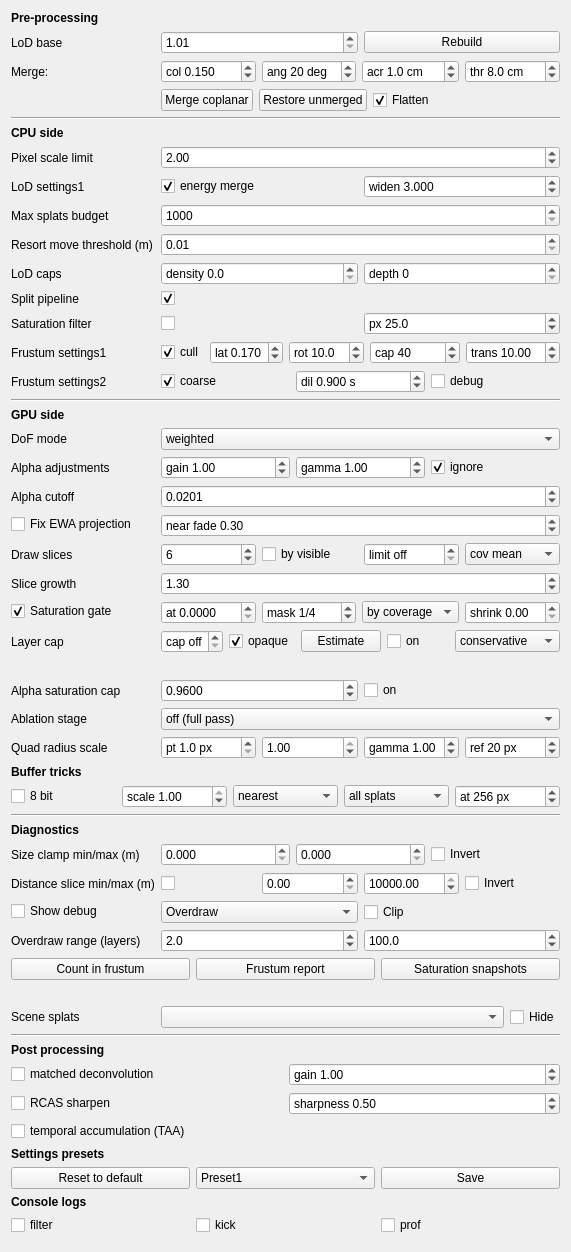
Above: gui_client/GaussianSplatSettingsWidget.ui from russiaman/substrata_robo before the change. Below: the same form after it.
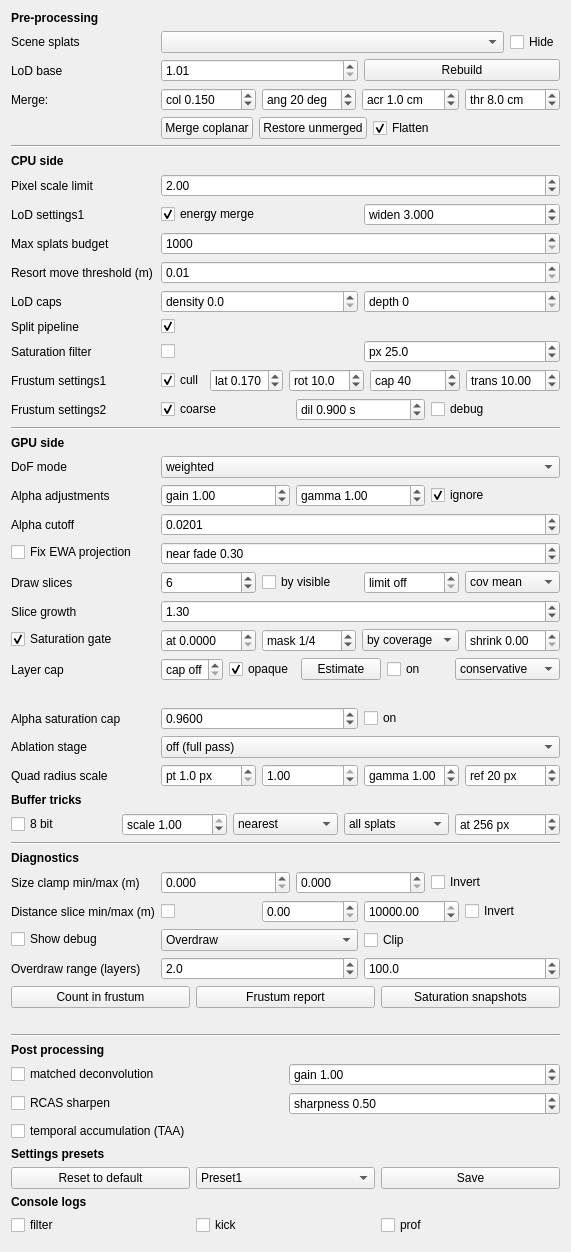
That is the form after the change.

Commit message:
Splat UI: move Scene splats row to the top, before LoD base
Pure reorder inside Pre-processing - it's an object-picker convenience
tool, not a LoD parameter, so it belongs above the settings it's used
to navigate to rather than buried after them.

Diff of the .ui file:
```diff
--- a/gui_client/GaussianSplatSettingsWidget.ui
+++ b/gui_client/GaussianSplatSettingsWidget.ui
@@ -28,6 +28,43 @@
     </widget>
    </item>
    <item row="1" column="0">
+    <widget class="QLabel" name="sceneSplatsLabel">
+     <property name="text">
+      <string>Scene splats</string>
+     </property>
+     <property name="toolTip">
+      <string>Pick a Gaussian splat object in the world to select it (its transform gizmo appears). Refreshed while the panel is open. Convenience tool when a scene has many splats and clicking the right one in the viewport is awkward.</string>
+     </property>
+    </widget>
+   </item>
+   <item row="1" column="1">
+    <layout class="QHBoxLayout" name="sceneSplatsHorizontalLayout">
+     <item>
+      <widget class="QComboBox" name="sceneSplatsComboBox">
+       <property name="sizePolicy">
+        <sizepolicy hsizetype="Expanding" vsizetype="Fixed">
+         <horstretch>0</horstretch>
+         <verstretch>0</verstretch>
+        </sizepolicy>
+       </property>
+       <property name="toolTip">
+        <string>Pick a Gaussian splat object in the world to select it (its transform gizmo appears). Refreshed while the panel is open.</string>
+       </property>
+      </widget>
+     </item>
+     <item>
+      <widget class="QCheckBox" name="hideSplatCheckBox">
+       <property name="text">
+        <string>Hide</string>
+       </property>
+       <property name="toolTip">
+        <string>Debug tool: leave the object currently picked above out of the render pipeline entirely, without changing its saved data. Per-object, always off at the start of a session - never saved.</string>
+       </property>
+      </widget>
+     </item>
+    </layout>
+   </item>
+   <item row="2" column="0">
     <widget class="QLabel" name="lodBaseLabel">
      <property name="text">
       <string>LoD base</string>
@@ -37,7 +74,7 @@
      </property>
     </widget>
    </item>
-   <item row="1" column="1">
+   <item row="2" column="1">
     <widget class="QWidget" name="lodBaseWidget" native="true">
      <layout class="QHBoxLayout" name="lodBaseHorizontalLayout">
       <property name="leftMargin">
@@ -84,7 +121,7 @@
      </layout>
     </widget>
    </item>
-   <item row="2" column="0">
+   <item row="3" column="0">
     <widget class="QLabel" name="mergeLabel">
      <property name="text">
       <string>Merge:</string>
@@ -94,7 +131,7 @@
      </property>
     </widget>
    </item>
-   <item row="2" column="1">
+   <item row="3" column="1">
     <widget class="QWidget" name="mergeParamsWidget" native="true">
      <layout class="QHBoxLayout" name="mergeParamsHorizontalLayout">
       <property name="leftMargin">
@@ -221,7 +258,7 @@
      </layout>
     </widget>
    </item>
-   <item row="3" column="1">
+   <item row="4" column="1">
     <widget class="QWidget" name="mergeTailWidget" native="true">
      <layout class="QHBoxLayout" name="mergeTailHorizontalLayout">
       <property name="leftMargin">
@@ -279,17 +316,17 @@
      </layout>
     </widget>
    </item>
-   <item row="4" column="0" colspan="2">
-    <widget class="QFrame" name="cpuSideSeparatorLine">
-     <property name="frameShape">
-      <enum>QFrame::HLine</enum>
-     </property>
-     <property name="frameShadow">
-      <enum>QFrame::Sunken</enum>
-     </property>
-    </widget>
-   </item>
    <item row="5" column="0" colspan="2">
+    <widget class="QFrame" name="cpuSideSeparatorLine">
+     <property name="frameShape">
+      <enum>QFrame::HLine</enum>
+     </property>
+     <property name="frameShadow">
+      <enum>QFrame::Sunken</enum>
+     </property>
+    </widget>
+   </item>
+   <item row="6" column="0" colspan="2">
     <widget class="QLabel" name="cpuSideSectionLabel">
      <property name="text">
       <string>CPU side</string>
@@ -302,7 +339,7 @@
      </property>
     </widget>
    </item>
-   <item row="6" column="0">
+   <item row="7" column="0">
     <widget class="QLabel" name="pixelScaleLimitLabel">
      <property name="text">
       <string>Pixel scale limit</string>
@@ -312,7 +349,7 @@
      </property>
     </widget>
    </item>
-   <item row="6" column="1">
+   <item row="7" column="1">
     <widget class="QDoubleSpinBox" name="pixelScaleLimitDoubleSpinBox">
      <property name="toolTip">
       <string>Traversal stops refining a node once its on-screen footprint is below this many pixels. Lower = more detail, more splats drawn. Applies live, on the next camera movement.</string>
@@ -334,7 +371,7 @@
      </property>
     </widget>
    </item>
-   <item row="7" column="0">
+   <item row="8" column="0">
     <widget class="QLabel" name="lodSettings1Label">
      <property name="text">
       <string>LoD settings1</string>
@@ -344,7 +381,7 @@
      </property>
     </widget>
    </item>
-   <item row="7" column="1">
+   <item row="8" column="1">
     <widget class="QWidget" name="lodSettings1Widget" native="true">
      <layout class="QHBoxLayout" name="lodSettings1HorizontalLayout">
       <property name="leftMargin">
@@ -400,7 +437,7 @@
      </layout>
     </widget>
    </item>
-   <item row="8" column="0">
+   <item row="9" column="0">
     <widget class="QLabel" name="maxSplatsBudgetLabel">
      <property name="text">
       <string>Max splats budget</string>
@@ -410,7 +447,7 @@
      </property>
     </widget>
    </item>
-   <item row="8" column="1">
+   <item row="9" column="1">
     <widget class="QSpinBox" name="maxSplatsBudgetSpinBox">
      <property name="toolTip">
       <string>Per-cloud cap on how many LoD tree nodes one traversal may select. If a cloud's diagnostics show "!WARNING! budget cap", this is limiting detail on that cloud even though pixel_scale_limit hasn't converged. Applies live, on the next camera movement.</string>
@@ -426,7 +463,7 @@
      </property>
     </widget>
    </item>
-   <item row="9" column="0">
+   <item row="10" column="0">
     <widget class="QLabel" name="resortMoveThresholdLabel">
      <property name="text">
       <string>Resort move threshold (m)</string>
@@ -436,7 +473,7 @@
      </property>
     </widget>
    </item>
-   <item row="9" column="1">
+   <item row="10" column="1">
     <widget class="QDoubleSpinBox" name="resortMoveThresholdDoubleSpinBox">
      <property name="toolTip">
       <string>How far the camera has to move (scaled by distance to the cloud) before a cloud's LoD frontier is re-traversed. Lower = frontier updates more often, at more CPU cost. Applies live, on the next camera movement.</string>
@@ -455,7 +492,7 @@
      </property>
     </widget>
    </item>
-   <item row="10" column="0">
+   <item row="11" column="0">
     <widget class="QLabel" name="lodCapsLabel">
      <property name="text">
       <string>LoD caps</string>
@@ -465,7 +502,7 @@
      </property>
     </widget>
    </item>
-   <item row="10" column="1">
+   <item row="11" column="1">
     <widget class="QWidget" name="lodCapsWidget" native="true">
      <layout class="QHBoxLayout" name="lodCapsHorizontalLayout">
       <property name="leftMargin">
@@ -521,7 +558,7 @@
      </layout>
     </widget>
    </item>
-   <item row="11" column="0">
+   <item row="12" column="0">
     <widget class="QLabel" name="splitPipelineLabel">
      <property name="text">
       <string>Split pipeline</string>
@@ -531,7 +568,7 @@
      </property>
     </widget>
    </item>
-   <item row="11" column="1">
+   <item row="12" column="1">
     <widget class="QCheckBox" name="splitPipelineCheckBox">
      <property name="text">
       <string></string>
@@ -544,7 +581,7 @@
      </property>
     </widget>
    </item>
-   <item row="12" column="0">
+   <item row="13" column="0">
     <widget class="QLabel" name="saturationFilterLabel">
      <property name="text">
       <string>Saturation filter</string>
@@ -554,7 +591,7 @@
      </property>
     </widget>
    </item>
-   <item row="12" column="1">
+   <item row="13" column="1">
     <widget class="QWidget" name="saturationFilterWidget" native="true">
      <layout class="QHBoxLayout" name="saturationFilterHorizontalLayout">
       <property name="leftMargin">
@@ -610,7 +647,7 @@
      </layout>
     </widget>
    </item>
-   <item row="13" column="0">
+   <item row="14" column="0">
     <widget class="QLabel" name="frustumSettings1Label">
      <property name="text">
       <string>Frustum settings1</string>
@@ -620,7 +657,7 @@
      </property>
     </widget>
    </item>
-   <item row="13" column="1">
+   <item row="14" column="1">
     <widget class="QWidget" name="frustumSettings1Widget" native="true">
      <layout class="QHBoxLayout" name="frustumSettings1HorizontalLayout">
       <property name="leftMargin">
@@ -753,7 +790,7 @@
      </layout>
     </widget>
    </item>
-   <item row="14" column="0">
+   <item row="15" column="0">
     <widget class="QLabel" name="frustumSettings2Label">
      <property name="text">
       <string>Frustum settings2</string>
@@ -763,7 +800,7 @@
      </property>
     </widget>
    </item>
-   <item row="14" column="1">
+   <item row="15" column="1">
     <widget class="QWidget" name="frustumSettings2Widget" native="true">
      <layout class="QHBoxLayout" name="frustumSettings2HorizontalLayout">
       <property name="leftMargin">
@@ -837,17 +874,17 @@
      </layout>
     </widget>
    </item>
-   <item row="15" column="0" colspan="2">
-    <widget class="QFrame" name="gpuSideSeparatorLine">
-     <property name="frameShape">
-      <enum>QFrame::HLine</enum>
-     </property>
-     <property name="frameShadow">
-      <enum>QFrame::Sunken</enum>
-     </property>
-    </widget>
-   </item>
    <item row="16" column="0" colspan="2">
+    <widget class="QFrame" name="gpuSideSeparatorLine">
+     <property name="frameShape">
+      <enum>QFrame::HLine</enum>
+     </property>
+     <property name="frameShadow">
+      <enum>QFrame::Sunken</enum>
+     </property>
+    </widget>
+   </item>
+   <item row="17" column="0" colspan="2">
     <widget class="QLabel" name="gpuSideSectionLabel">
      <property name="text">
       <string>GPU side</string>
@@ -860,7 +897,7 @@
      </property>
     </widget>
    </item>
-   <item row="17" column="0">
+   <item row="18" column="0">
     <widget class="QLabel" name="dofDepthModeLabel">
      <property name="text">
       <string>DoF mode</string>
@@ -870,7 +907,7 @@
      </property>
     </widget>
    </item>
-   <item row="17" column="1">
+   <item row="18" column="1">
     <widget class="QComboBox" name="dofDepthModeComboBox">
      <property name="toolTip">
       <string>off: upstream behaviour, splats do not write depth at all - DoF blurs them regardless of focus distance. Kept for A/B comparison.
@@ -899,7 +936,7 @@
      </item>
     </widget>
    </item>
-   <item row="18" column="0">
+   <item row="19" column="0">
     <widget class="QLabel" name="alphaAdjustLabel">
      <property name="text">
       <string>Alpha adjustments</string>
@@ -909,7 +946,7 @@
      </property>
     </widget>
    </item>
-   <item row="18" column="1">
+   <item row="19" column="1">
     <widget class="QWidget" name="alphaAdjustWidget" native="true">
      <layout class="QHBoxLayout" name="alphaAdjustHorizontalLayout">
       <property name="leftMargin">
@@ -990,7 +1027,7 @@
      </layout>
     </widget>
    </item>
-   <item row="19" column="0">
+   <item row="20" column="0">
     <widget class="QLabel" name="alphaCutoffLabel">
      <property name="text">
       <string>Alpha cutoff</string>
@@ -1000,7 +1037,7 @@
      </property>
     </widget>
    </item>
-   <item row="19" column="1">
+   <item row="20" column="1">
     <widget class="QDoubleSpinBox" name="alphaCutoffDoubleSpinBox">
      <property name="toolTip">
       <string>Per-splat quad radius is cut to exactly where its alpha decays to this value, instead of a fixed 3-sigma bound - 1/255 = 0.0039 matches the fragment shader's own discard and is lossless; the shipped default (0.0201) trims low-opacity splats' quads for less overdraw, at the cost of their faintest edge. Applies live.</string>
@@ -1022,7 +1059,7 @@
      </property>
     </widget>
    </item>
-   <item row="20" column="0">
+   <item row="21" column="0">
     <widget class="QCheckBox" name="ewaProjectionFixCheckBox">
      <property name="text">
       <string>Fix EWA projection</string>
@@ -1032,7 +1069,7 @@
      </property>
     </widget>
    </item>
-   <item row="20" column="1">
+   <item row="21" column="1">
     <widget class="QWidget" name="ewaProjectionFixWidget" native="true">
      <layout class="QHBoxLayout" name="ewaProjectionFixHorizontalLayout">
       <property name="leftMargin">
@@ -1075,7 +1112,7 @@
      </layout>
     </widget>
    </item>
-   <item row="21" column="0">
+   <item row="22" column="0">
     <widget class="QLabel" name="numDrawSlicesLabel">
      <property name="text">
       <string>Draw slices</string>
@@ -1085,7 +1122,7 @@
      </property>
     </widget>
    </item>
-   <item row="21" column="1">
+   <item row="22" column="1">
     <widget class="QWidget" name="drawSlicesWidget" native="true">
      <layout class="QHBoxLayout" name="drawSlicesHorizontalLayout">
       <property name="leftMargin">
@@ -1165,7 +1202,7 @@
      </layout>
     </widget>
    </item>
-   <item row="22" column="0">
+   <item row="23" column="0">
     <widget class="QLabel" name="sliceGrowthLabel">
      <property name="text">
       <string>Slice growth</string>
@@ -1175,7 +1212,7 @@
      </property>
     </widget>
    </item>
-   <item row="22" column="1">
+   <item row="23" column="1">
     <widget class="QDoubleSpinBox" name="sliceGrowthDoubleSpinBox">
      <property name="toolTip">
       <string>How much bigger each draw slice is than the one before it. 1 = all slices the same size; below 1 = a coarse first slice and a finely sliced tail. Decides where the saturation test gets to look. Nothing is saturated over roughly the first fifth of a depth-sorted cloud (it takes about 63 layers at the measured mean alpha), so a boundary inside that region costs a full-screen pass and skips nothing, while every check past it catches a new batch of finished pixels. Changes nothing on its own, like the slice count itself. Applies live, immediately.</string>
@@ -1197,7 +1234,7 @@
      </property>
     </widget>
    </item>
-   <item row="23" column="0">
+   <item row="24" column="0">
     <widget class="QCheckBox" name="saturationGateCheckBox">
      <property name="text">
       <string>Saturation gate</string>
@@ -1210,7 +1247,7 @@
      </property>
     </widget>
    </item>
-   <item row="23" column="1">
+   <item row="24" column="1">
     <widget class="QWidget" name="saturationWidget" native="true">
      <layout class="QHBoxLayout" name="saturationHorizontalLayout">
       <property name="leftMargin">
@@ -1321,7 +1358,7 @@
      </layout>
     </widget>
    </item>
-   <item row="24" column="0">
+   <item row="25" column="0">
     <widget class="QLabel" name="layerCapLabel">
      <property name="text">
       <string>Layer cap</string>
@@ -1331,7 +1368,7 @@
      </property>
     </widget>
    </item>
-   <item row="24" column="1">
+   <item row="25" column="1">
     <widget class="QWidget" name="layerCapWidget" native="true">
      <layout class="QHBoxLayout" name="layerCapHorizontalLayout">
       <property name="leftMargin">
@@ -1415,7 +1452,7 @@
      </layout>
     </widget>
    </item>
-   <item row="25" column="1">
+   <item row="26" column="1">
     <widget class="QLabel" name="layerCapEstimateResultLabel">
      <property name="text">
       <string></string>
@@ -1425,7 +1462,7 @@
      </property>
     </widget>
    </item>
-   <item row="26" column="0">
+   <item row="27" column="0">
     <widget class="QLabel" name="coverageCapLabel">
      <property name="text">
       <string>Alpha saturation cap</string>
@@ -1435,7 +1472,7 @@
      </property>
     </widget>
    </item>
-   <item row="26" column="1">
+   <item row="27" column="1">
     <widget class="QWidget" name="coverageCapWidget" native="true">
      <layout class="QHBoxLayout" name="coverageCapHorizontalLayout">
       <property name="leftMargin">
@@ -1485,7 +1522,7 @@
      </layout>
     </widget>
    </item>
-   <item row="27" column="0">
+   <item row="28" column="0">
     <widget class="QLabel" name="ablationStageLabel">
      <property name="text">
       <string>Ablation stage</string>
@@ -1495,7 +1532,7 @@
      </property>
     </widget>
    </item>
-   <item row="27" column="1">
+   <item row="28" column="1">
     <widget class="QComboBox" name="ablationStageComboBox">
      <property name="toolTip">
       <string>Off is the real pass. The stages below it are deliberately wrong pictures - each one is missing everything above it - so nothing here is meant to be left on. Stage 5 is there because going straight from points to full quads moves the vertex maths and the fill at the same time: it runs all of the projection maths and still draws a one-pixel quad, so 5 minus 4 is the vertex work alone and 6 minus 5 is the fill alone.</string>
@@ -1547,7 +1584,7 @@
      </item>
     </widget>
    </item>
-   <item row="28" column="0">
+   <item row="29" column="0">
     <widget class="QLabel" name="quadRadiusScaleLabel">
      <property name="text">
       <string>Quad radius scale</string>
@@ -1557,7 +1594,7 @@
      </property>
     </widget>
    </item>
-   <item row="28" column="1">
+   <item row="29" column="1">
     <widget class="QWidget" name="quadRadiusScaleWidget" native="true">
      <layout class="QHBoxLayout" name="quadRadiusScaleHorizontalLayout">
       <property name="leftMargin">
@@ -1678,7 +1715,7 @@
      </layout>
     </widget>
    </item>
-   <item row="29" column="0" colspan="2">
+   <item row="30" column="0" colspan="2">
     <widget class="QLabel" name="bufferTricksSectionLabel">
      <property name="text">
       <string>Buffer tricks</string>
@@ -1691,7 +1728,7 @@
      </property>
     </widget>
    </item>
-   <item row="30" column="0" colspan="2">
+   <item row="31" column="0" colspan="2">
     <layout class="QHBoxLayout" name="bufferTricksHorizontalLayout">
      <item>
       <widget class="QCheckBox" name="accumBuffer8BitCheckBox">
@@ -1797,17 +1834,17 @@
      </item>
     </layout>
    </item>
-   <item row="31" column="0" colspan="2">
-    <widget class="QFrame" name="diagnosticsSeparatorLine">
-     <property name="frameShape">
-      <enum>QFrame::HLine</enum>
-     </property>
-     <property name="frameShadow">
-      <enum>QFrame::Sunken</enum>
-     </property>
-    </widget>
-   </item>
    <item row="32" column="0" colspan="2">
+    <widget class="QFrame" name="diagnosticsSeparatorLine">
+     <property name="frameShape">
+      <enum>QFrame::HLine</enum>
+     </property>
+     <property name="frameShadow">
+      <enum>QFrame::Sunken</enum>
+     </property>
+    </widget>
+   </item>
+   <item row="33" column="0" colspan="2">
     <widget class="QLabel" name="diagnosticsSectionLabel">
      <property name="text">
       <string>Diagnostics</string>
@@ -1820,7 +1857,7 @@
      </property>
     </widget>
    </item>
-   <item row="33" column="0">
+   <item row="34" column="0">
     <widget class="QLabel" name="sizeClampLabel">
      <property name="text">
       <string>Size clamp min/max (m)</string>
@@ -1830,7 +1867,7 @@
      </property>
     </widget>
    </item>
-   <item row="33" column="1">
+   <item row="34" column="1">
     <widget class="QWidget" name="sizeClampWidget" native="true">
      <layout class="QHBoxLayout" name="sizeClampHorizontalLayout">
       <property name="leftMargin">
@@ -1896,7 +1933,7 @@
      </layout>
     </widget>
    </item>
-   <item row="34" column="0">
+   <item row="35" column="0">
     <widget class="QLabel" name="distClampLabel">
      <property name="text">
       <string>Distance slice min/max (m)</string>
@@ -1906,7 +1943,7 @@
      </property>
     </widget>
    </item>
-   <item row="34" column="1">
+   <item row="35" column="1">
     <widget class="QWidget" name="distClampWidget" native="true">
      <layout class="QHBoxLayout" name="distClampHorizontalLayout">
       <property name="leftMargin">
@@ -1982,7 +2019,7 @@
      </layout>
     </widget>
    </item>
-   <item row="35" column="0">
+   <item row="36" column="0">
     <widget class="QCheckBox" name="showDebugCheckBox">
      <property name="text">
       <string>Show debug</string>
@@ -1992,7 +2029,7 @@
      </property>
     </widget>
    </item>
-   <item row="35" column="1">
+   <item row="36" column="1">
     <widget class="QWidget" name="debugModeWidget" native="true">
      <layout class="QHBoxLayout" name="debugModeHorizontalLayout">
       <property name="leftMargin">
@@ -2047,7 +2084,7 @@
      </layout>
     </widget>
    </item>
-   <item row="36" column="0">
+   <item row="37" column="0">
     <widget class="QLabel" name="overdrawRangeLabel">
      <property name="text">
       <string>Overdraw range (layers)</string>
@@ -2057,7 +2094,7 @@
      </property>
     </widget>
    </item>
-   <item row="36" column="1">
+   <item row="37" column="1">
     <widget class="QWidget" name="overdrawRangeWidget" native="true">
      <layout class="QHBoxLayout" name="overdrawRangeHorizontalLayout">
       <property name="leftMargin">
@@ -2119,7 +2156,7 @@
      </layout>
     </widget>
    </item>
-   <item row="37" column="0" colspan="2">
+   <item row="38" column="0" colspan="2">
     <layout class="QHBoxLayout" name="diagnosticButtonsHorizontalLayout">
      <item>
       <widget class="QPushButton" name="countInFrustumPushButton">
@@ -2153,7 +2190,7 @@
      </item>
     </layout>
    </item>
-   <item row="38" column="0" colspan="2">
+   <item row="39" column="0" colspan="2">
     <layout class="QHBoxLayout" name="diagnosticResultsHorizontalLayout">
      <item>
       <widget class="QLabel" name="countInFrustumResultLabel">
@@ -2178,43 +2215,6 @@
      </item>
     </layout>
    </item>
-   <item row="39" column="0">
-    <widget class="QLabel" name="sceneSplatsLabel">
-     <property name="text">
-      <string>Scene splats</string>
-     </property>
-     <property name="toolTip">
-      <string>Pick a Gaussian splat object in the world to select it (its transform gizmo appears). Refreshed while the panel is open. Convenience tool when a scene has many splats and clicking the right one in the viewport is awkward.</string>
-     </property>
-    </widget>
-   </item>
-   <item row="39" column="1">
-    <layout class="QHBoxLayout" name="sceneSplatsHorizontalLayout">
-     <item>
-      <widget class="QComboBox" name="sceneSplatsComboBox">
-       <property name="sizePolicy">
-        <sizepolicy hsizetype="Expanding" vsizetype="Fixed">
-         <horstretch>0</horstretch>
-         <verstretch>0</verstretch>
-        </sizepolicy>
-       </property>
-       <property name="toolTip">
-        <string>Pick a Gaussian splat object in the world to select it (its transform gizmo appears). Refreshed while the panel is open.</string>
-       </property>
-      </widget>
-     </item>
-     <item>
-      <widget class="QCheckBox" name="hideSplatCheckBox">
-       <property name="text">
-        <string>Hide</string>
-       </property>
-       <property name="toolTip">
-        <string>Debug tool: leave the object currently picked above out of the render pipeline entirely, without changing its saved data. Per-object, always off at the start of a session - never saved.</string>
-       </property>
-      </widget>
-     </item>
-    </layout>
-   </item>
    <item row="40" column="0" colspan="2">
     <widget class="QFrame" name="postProcessingSeparatorLine">
      <property name="frameShape">
```
